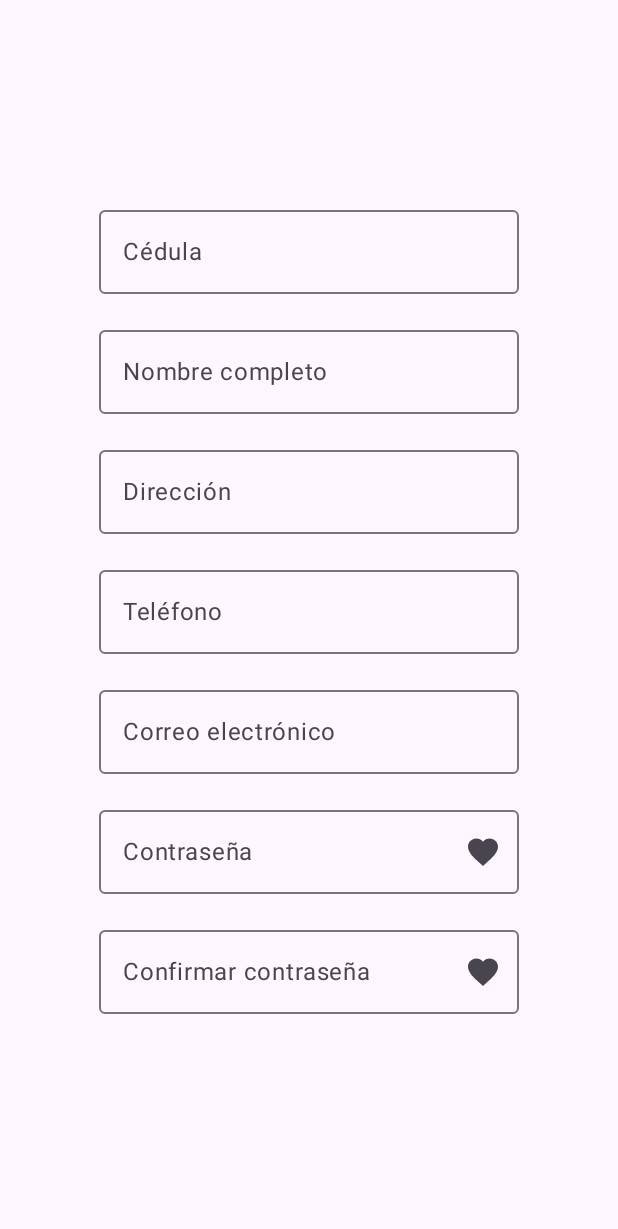
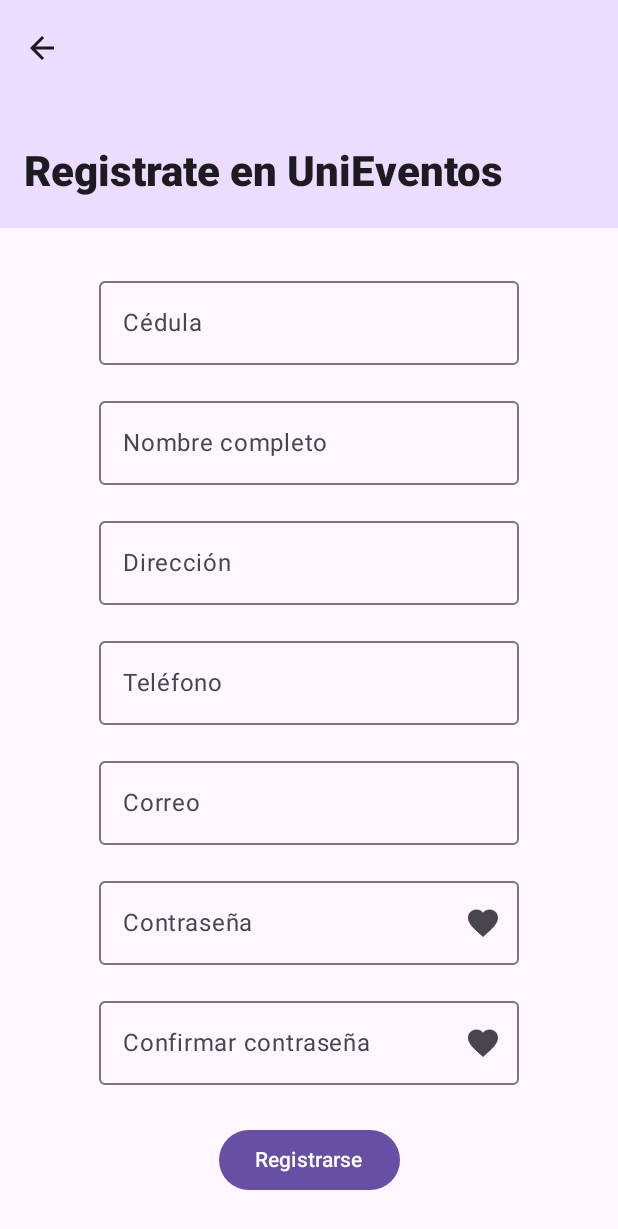
Before and after one commit to Matthub05/UniEventos, an Android app built with Jetpack Compose: the SignUpScreen screen opened through its navigation route, on a phone screen of 412 x 824 dp. Shown: the top 1229 px of the screen. Run offline under Robolectric (Android 15) with nearby library versions, the phone set to English and light mode, and no system bars; missing, so only their content is drawn: UniEventosTheme.

Commit message:
Add TopBarComponent for top bars

```diff
--- /dev/null
+++ b/app/src/main/java/com/example/unieventos/ui/components/TopBar.kt
@@ -0,0 +1,42 @@
+package com.example.unieventos.ui.components
+
+import androidx.compose.material3.ExperimentalMaterial3Api
+import androidx.compose.material3.IconButton
+import androidx.compose.material3.LargeTopAppBar
+import androidx.compose.material3.MaterialTheme
+import androidx.compose.material3.Text
+import androidx.compose.material3.TopAppBarDefaults
+import androidx.compose.runtime.Composable
+import androidx.compose.ui.text.font.FontWeight
+import androidx.compose.ui.text.style.TextOverflow
+import androidx.compose.ui.unit.sp
+
+@OptIn(ExperimentalMaterial3Api::class)
+@Composable
+fun TopBarComponent(
+    text: String,
+    onClick: () -> Unit,
+    icon: @Composable () -> Unit
+) {
+    LargeTopAppBar(
+        colors = TopAppBarDefaults.topAppBarColors(
+            containerColor = MaterialTheme.colorScheme.primaryContainer,
+            titleContentColor = MaterialTheme.colorScheme.onBackground,
+        ),
+        title = {
+            Text(
+                text = text,
+                fontWeight = FontWeight.ExtraBold,
+                fontSize = 28.sp,
+                maxLines = 1,
+                overflow = TextOverflow.Ellipsis
+            )
+        },
+
+        navigationIcon = {
+            IconButton(onClick = onClick) {
+                icon()
+            }
+        },
+    )
+}
--- a/app/src/main/java/com/example/unieventos/ui/navigation/Navigation.kt
+++ b/app/src/main/java/com/example/unieventos/ui/navigation/Navigation.kt
@@ -32,11 +32,16 @@ fun Navigation() {
         }
 
         composable<RouteScreen.SignUp> {
-            SignUpScreen()
+            SignUpScreen(
+                onNavigateToLogin = { navController.navigate(RouteScreen.Login) },
+                onNavigateToHome = { navController.navigate(RouteScreen.Home) }
+            )
         }
 
         composable<RouteScreen.ForgotPassword> {
-            ForgotPasswordScreen()
+            ForgotPasswordScreen(
+                onNavigateToLogin = { navController.navigate(RouteScreen.Login) }
+            )
         }
 
     }
--- a/app/src/main/java/com/example/unieventos/ui/screens/ForgotPassword.kt
+++ b/app/src/main/java/com/example/unieventos/ui/screens/ForgotPassword.kt
@@ -1,26 +1,14 @@
 package com.example.unieventos.ui.screens
 
-import androidx.compose.foundation.layout.Arrangement
-import androidx.compose.foundation.layout.Box
 import androidx.compose.foundation.layout.Column
-import androidx.compose.foundation.layout.PaddingValues
-import androidx.compose.foundation.layout.fillMaxSize
 import androidx.compose.foundation.layout.fillMaxWidth
 import androidx.compose.foundation.layout.padding
 import androidx.compose.foundation.text.KeyboardOptions
 import androidx.compose.material.icons.Icons
-import androidx.compose.material.icons.automirrored.filled.ArrowBack
 import androidx.compose.material.icons.filled.ArrowBack
 import androidx.compose.material3.ExperimentalMaterial3Api
 import androidx.compose.material3.Icon
-import androidx.compose.material3.IconButton
-import androidx.compose.material3.LargeTopAppBar
-import androidx.compose.material3.MaterialTheme
-import androidx.compose.material3.MediumTopAppBar
 import androidx.compose.material3.Scaffold
-import androidx.compose.material3.Text
-import androidx.compose.material3.TopAppBar
-import androidx.compose.material3.TopAppBarDefaults
 import androidx.compose.runtime.Composable
 import androidx.compose.runtime.getValue
 import androidx.compose.runtime.mutableStateOf
@@ -29,43 +17,27 @@ import androidx.compose.runtime.setValue
 import androidx.compose.ui.Alignment
 import androidx.compose.ui.Modifier
 import androidx.compose.ui.res.stringResource
-import androidx.compose.ui.text.font.FontWeight
 import androidx.compose.ui.text.input.KeyboardType
-import androidx.compose.ui.text.style.TextOverflow
-import androidx.compose.ui.unit.sp
 import com.example.unieventos.R
 
 import com.example.unieventos.ui.components.TextFieldForm
+import com.example.unieventos.ui.components.TopBarComponent
 
 @OptIn(ExperimentalMaterial3Api::class)
 @Composable
-fun ForgotPasswordScreen() {
+fun ForgotPasswordScreen(
+    onNavigateToLogin: () -> Unit
+) {
     var codigo by rememberSaveable { mutableStateOf("") }
 
     Scaffold(
         topBar = {
-            LargeTopAppBar(
-                colors = TopAppBarDefaults.topAppBarColors(
-                    containerColor = MaterialTheme.colorScheme.background,
-                    titleContentColor = MaterialTheme.colorScheme.onBackground,
-                ),
-                title = {
-                    Text(
-                        text= stringResource(id = R.string.titulo_contrasenia),
-                        fontWeight= FontWeight.ExtraBold,
-                        fontSize = 30.sp,
-                        maxLines = 1,
-                        overflow = TextOverflow.Ellipsis
-                    )
-                },
-
-                navigationIcon = {
-                    IconButton(onClick = {}) {
-                        Icon(Icons.Default.ArrowBack, contentDescription = "Back")
-                    }
-                },
-
-            )
+            TopBarComponent(
+                text = stringResource(id = R.string.titulo_contrasenia),
+                onClick = { onNavigateToLogin() },
+            ) {
+                Icon(Icons.Default.ArrowBack, contentDescription = "Back")
+            }
         }
     ) { innerPadding ->
 
@@ -76,6 +48,7 @@ fun ForgotPasswordScreen() {
             horizontalAlignment = Alignment.CenterHorizontally,
         ) {
             TextFieldForm(
+                modifier = Modifier.fillMaxWidth(),
                 value = codigo,
                 onValueChange = { codigo = it },
                 supportingText = "La cédula no es válida",
--- a/app/src/main/java/com/example/unieventos/ui/screens/SignUpScreen.kt
+++ b/app/src/main/java/com/example/unieventos/ui/screens/SignUpScreen.kt
@@ -5,10 +5,18 @@ import android.util.Patterns
 import androidx.compose.foundation.layout.Arrangement
 import androidx.compose.foundation.layout.Column
 import androidx.compose.foundation.layout.PaddingValues
+import androidx.compose.foundation.layout.Spacer
+import androidx.compose.foundation.layout.displayCutoutPadding
 import androidx.compose.foundation.layout.fillMaxSize
+import androidx.compose.foundation.layout.height
 import androidx.compose.foundation.layout.padding
 import androidx.compose.foundation.text.KeyboardOptions
+import androidx.compose.material.icons.Icons
+import androidx.compose.material.icons.filled.ArrowBack
+import androidx.compose.material3.Button
+import androidx.compose.material3.Icon
 import androidx.compose.material3.Scaffold
+import androidx.compose.material3.Text
 import androidx.compose.runtime.Composable
 import androidx.compose.runtime.getValue
 import androidx.compose.runtime.mutableStateOf
@@ -17,17 +25,33 @@ import androidx.compose.runtime.setValue
 import androidx.compose.ui.Alignment
 import androidx.compose.ui.Modifier
 import androidx.compose.ui.platform.LocalContext
+import androidx.compose.ui.res.stringResource
 import androidx.compose.ui.text.input.KeyboardType
+import androidx.compose.ui.unit.dp
+import com.example.unieventos.R
 import com.example.unieventos.ui.components.TextFieldForm
+import com.example.unieventos.ui.components.TopBarComponent
 
 @Composable
-fun SignUpScreen() {
+fun SignUpScreen(
+    onNavigateToLogin: () -> Unit,
+    onNavigateToHome: () -> Unit
+) {
 
     val context = LocalContext.current
 
-    Scaffold { paddingValues ->
+    Scaffold (
+        topBar = {
+            TopBarComponent(
+                text = stringResource(id = R.string.titulo_registrarse),
+                onClick = { onNavigateToLogin() },
+            ) {
+                Icon(Icons.Default.ArrowBack, contentDescription = "Back")
+            }
+        }
+    ) { paddingValues ->
 
-        SignUpForm(paddingValues, context)
+        SignUpForm(paddingValues, context, onNavigateToHome)
 
     }
 
@@ -36,7 +60,8 @@ fun SignUpScreen() {
 @Composable
 fun SignUpForm(
     padding: PaddingValues,
-    context: Context
+    context: Context,
+    onNavigateToHome: () -> Unit
 ) {
 
     var cedula by rememberSaveable { mutableStateOf("") }
@@ -58,8 +83,8 @@ fun SignUpForm(
         TextFieldForm(
             value = cedula,
             onValueChange = { cedula = it },
-            supportingText = "La cédula no es válida",
-            label = "Cédula",
+            supportingText = stringResource(id = R.string.label_cedula_invalida),
+            label = stringResource(id = R.string.label_cedula),
             onValidate = { it.isEmpty() || it.toIntOrNull() == null },
             keyboardOptions = KeyboardOptions(keyboardType = KeyboardType.Number),
         )
@@ -67,8 +92,8 @@ fun SignUpForm(
         TextFieldForm(
             value = nombre,
             onValueChange = { nombre = it },
-            supportingText = "El nombre no es válido",
-            label = "Nombre completo",
+            supportingText = stringResource(id = R.string.label_nombre_invalido),
+            label = stringResource(id = R.string.label_nombre),
             onValidate = { it.isEmpty() },
             keyboardOptions = KeyboardOptions(keyboardType = KeyboardType.Text),
         )
@@ -76,8 +101,8 @@ fun SignUpForm(
         TextFieldForm(
             value = direccion,
             onValueChange = { direccion = it },
-            supportingText = "La dirección no es válida",
-            label = "Dirección",
+            supportingText = stringResource(id = R.string.label_direccion_invalida),
+            label = stringResource(id = R.string.label_direccion),
             onValidate = { it.isEmpty() },
             keyboardOptions = KeyboardOptions(keyboardType = KeyboardType.Text),
         )
@@ -85,8 +110,8 @@ fun SignUpForm(
         TextFieldForm(
             value = telefono,
             onValueChange = { telefono = it },
-            supportingText = "El teléfono no es válido",
-            label = "Teléfono",
+            supportingText = stringResource(id = R.string.label_telefono_invalido),
+            label = stringResource(id = R.string.label_telefono),
             onValidate = { it.isEmpty() || it.toIntOrNull() == null },
             keyboardOptions = KeyboardOptions(keyboardType = KeyboardType.Phone)
         )
@@ -94,8 +119,8 @@ fun SignUpForm(
         TextFieldForm(
             value = correo,
             onValueChange = { correo = it },
-            supportingText = "El correo no es válido",
-            label = "Correo electrónico",
+            supportingText = stringResource(id = R.string.label_correo_invalido),
+            label = stringResource(id = R.string.label_correo),
             onValidate = { !Patterns.EMAIL_ADDRESS.matcher(it).matches() },
             keyboardOptions = KeyboardOptions(keyboardType = KeyboardType.Email),
         )
@@ -103,8 +128,8 @@ fun SignUpForm(
         TextFieldForm(
             value = contrasena,
             onValueChange = { contrasena = it },
-            supportingText = "La contraseña no es válida",
-            label = "Contraseña",
+            supportingText = stringResource(id = R.string.label_contrasenia_invalida),
+            label = stringResource(id = R.string.label_contrasenia),
             onValidate = { it.isEmpty() },
             keyboardOptions = KeyboardOptions(keyboardType = KeyboardType.Password),
             isPassword = true
@@ -113,12 +138,17 @@ fun SignUpForm(
         TextFieldForm(
             value = contrasenaConfirmacion,
             onValueChange = { contrasenaConfirmacion = it },
-            supportingText = "La confirmación de la contraseña no coincide",
-            label = "Confirmar contraseña",
+            supportingText = stringResource(id = R.string.label_confirmar_contrasenia_invalida),
+            label = stringResource(id = R.string.label_confirmar_contrasenia),
             onValidate = { it != contrasena },
             keyboardOptions = KeyboardOptions(keyboardType = KeyboardType.Password),
             isPassword = true
         )
 
+        Spacer(modifier = Modifier.height(10.dp))
+
+        Button(onClick = { onNavigateToHome() }) {
+            Text(text = stringResource(id = R.string.label_boton_registrarse))
+        }
     }
 }
--- a/app/src/main/res/values/strings.xml
+++ b/app/src/main/res/values/strings.xml
@@ -9,4 +9,15 @@
     <string name="label_recuperar_contrasenia">¿Olvidó su contraseña?</string>
     <string name="label_boton_registrarse">Registrarse</string>
     <string name="titulo_contrasenia">Recuperar contraseña</string>
+    <string name="label_cedula">Cédula</string>
+    <string name="label_cedula_invalida">La cédula no es válida</string>
+    <string name="label_nombre">Nombre completo</string>
+    <string name="label_nombre_invalido">El nombre no es válido</string>
+    <string name="label_direccion">Dirección</string>
+    <string name="label_direccion_invalida">La dirección no es válida</string>
+    <string name="label_telefono">Teléfono</string>
+    <string name="label_telefono_invalido">El teléfono no es válido</string>
+    <string name="label_confirmar_contrasenia">Confirmar contraseña</string>">
+    <string name="label_confirmar_contrasenia_invalida">La confirmación de la contraseña no coincide</string>
+    <string name="titulo_registrarse">Registrate en UniEventos</string>
 </resources>
```
